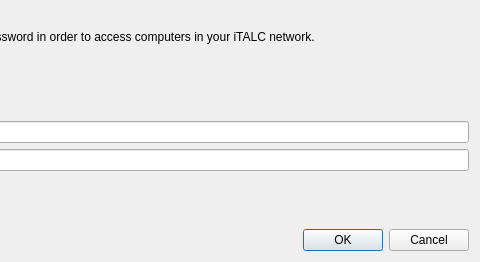
veyon/veyon, file core/dialogs/PasswordDialog.ui: the form before one commit; both pictures show x 219 to 699 and y 0 to 262 of the 699 by 262 pixel window.
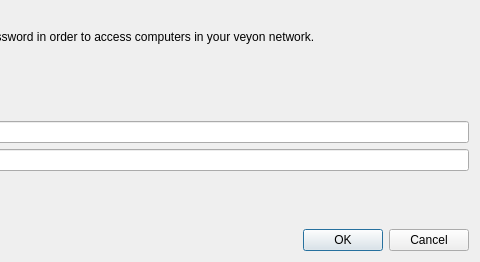
The form after the commit. Icons and pictures are not drawn.

Commit message:
Relaunch as Veyon
The software is now called "Veyon" (Virtual Eye On Networks) to reflect
the broader area of use (not just limited to classroom management
purposes) and also avoid possible conflicts with existing brands with
similar names. It also reflects the complete overhaul of the whole
software.

Patch:
```diff
--- a/core/dialogs/PasswordDialog.ui
+++ b/core/dialogs/PasswordDialog.ui
@@ -108,7 +108,7 @@
       </sizepolicy>
      </property>
      <property name="text">
-      <string>Please enter your username and password in order to access computers in your iTALC network.</string>
+      <string>Please enter your username and password in order to access computers in your veyon network.</string>
      </property>
      <property name="wordWrap">
       <bool>true</bool>
```
Left out of the diff: 2 changed lines with no effect on the pictures. The commit also changes 353 other files.
